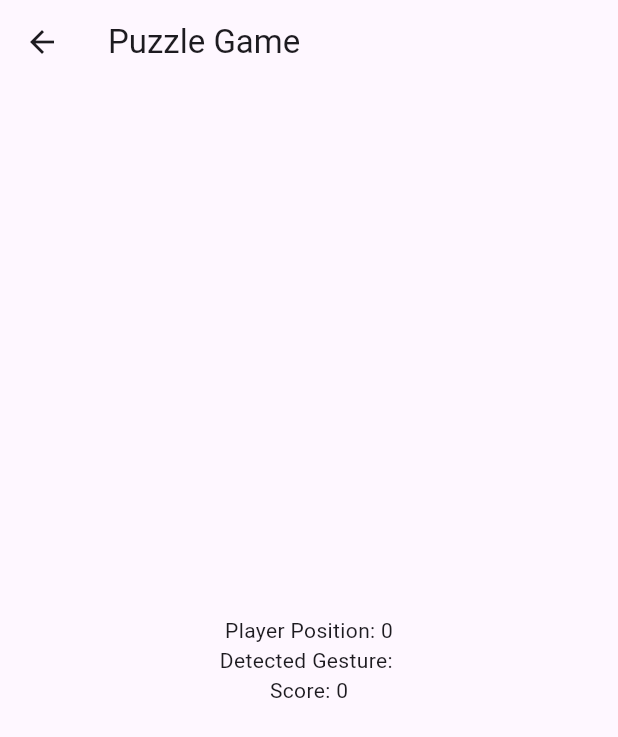
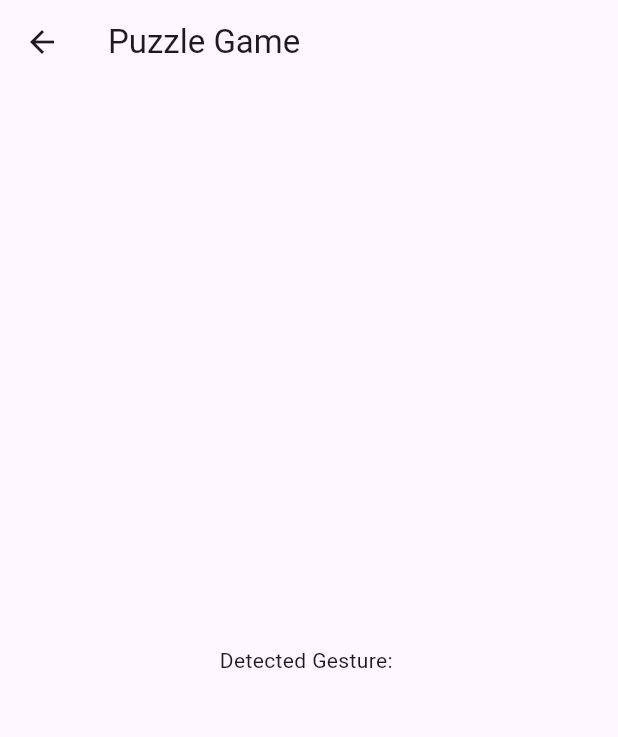
Before and after one commit to P1x37Segfault/flutter-puzzle-game, a Flutter app: the screen it shows after launch, after a tap on "Play", on a phone screen of 412 x 824 dp. Shown: the top 737 px of the screen. Run offline on Flutter 3.47's test engine with Material 3 defaults, Android fonts, the phone set to English and light mode, and no system bars; our stand-ins replace fl_chart, permission_handler, sensors_plus, settings_ui; missing offline and left inert: esense_flutter.

Commit message:
removed unused stuff

```diff
--- a/lib/game.dart
+++ b/lib/game.dart
@@ -30,11 +30,7 @@ class _GamePageState extends State<GamePage> {
   bool gestureDetected = false;
   bool canDetectGesture = true;
 
-  int playerPosition = 0; // Player position in the game
   String detectedGesture = ''; // Detected gesture
-  double applePositionX = 0.0; // Apple position
-  double applePositionY = 0.0; // Apple position
-  int score = 0; // Player score
 
   @override
   void initState() {
@@ -107,9 +103,7 @@ class _GamePageState extends State<GamePage> {
         child: Column(
           mainAxisAlignment: MainAxisAlignment.center,
           children: <Widget>[
-            Text('Player Position: $playerPosition'),
             Text('Detected Gesture: $detectedGesture'),
-            Text('Score: $score'),
           ],
         ),
       ),
```
